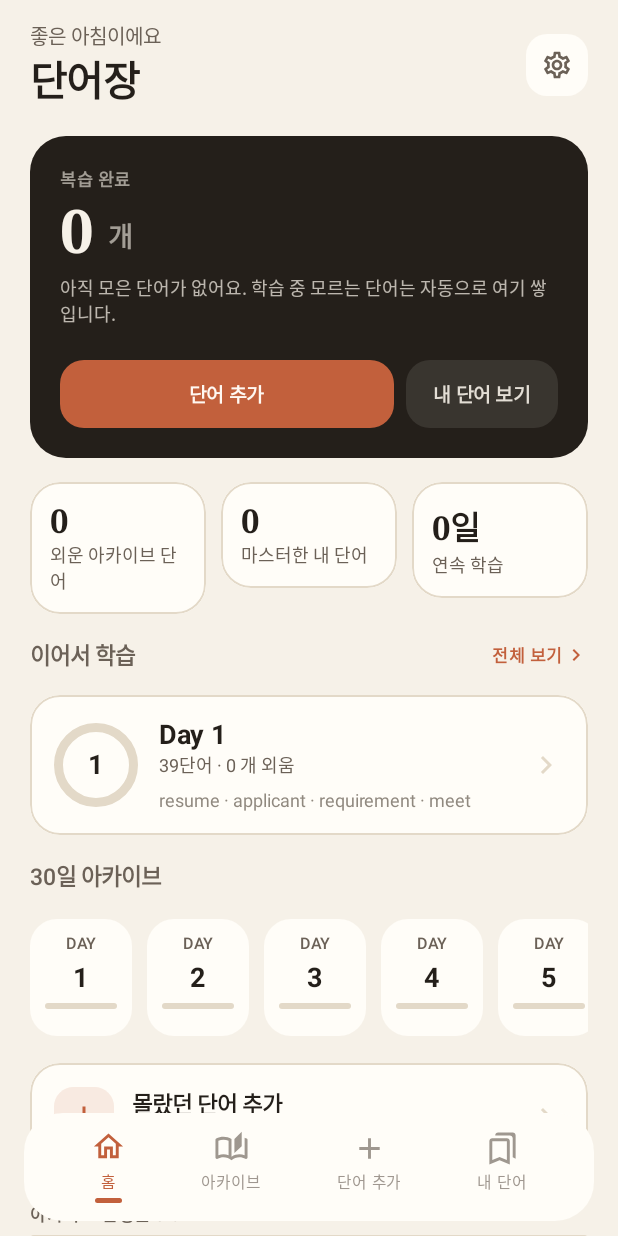
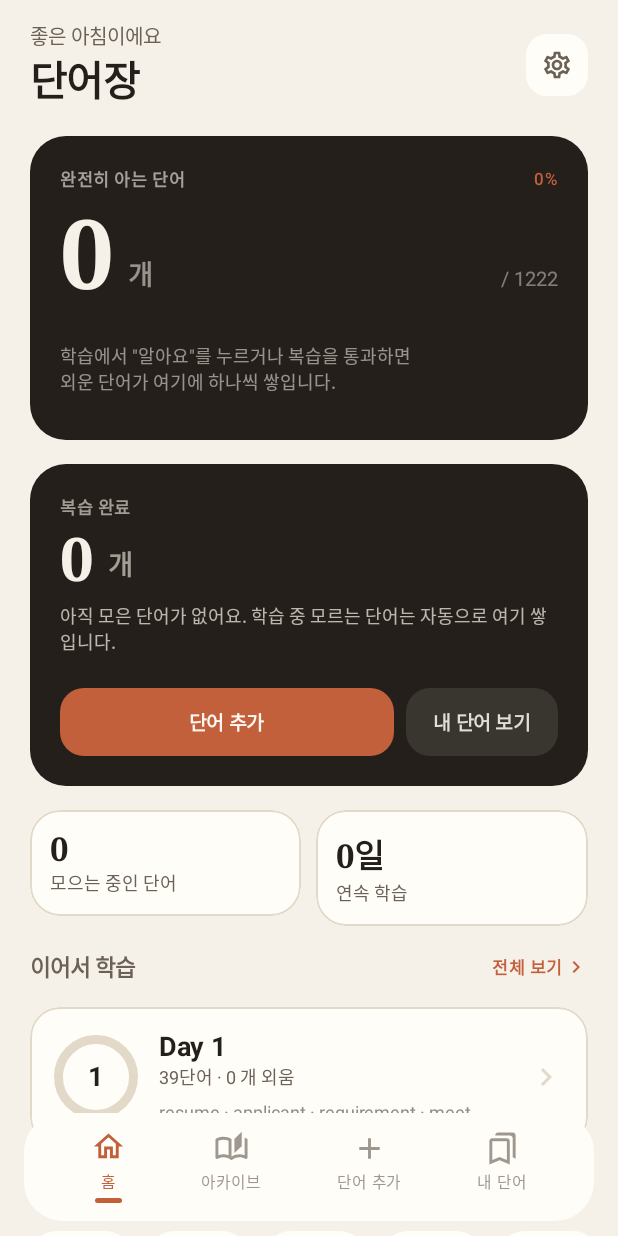
Before and after one commit to jykim5215/-, an Android app built with Jetpack Compose: the screen it shows after launch (MainActivity), on a phone screen of 412 x 824 dp. Run offline under Robolectric (Android 15) with nearby library versions, the phone set to English and light mode, and no system bars; our stand-ins replace Room's generated code.

Commit message:
Add 'words you fully know' hero with drop-and-stack motion
확실히 아는 단어의 개수가 이 앱에서 가장 중요한 숫자라는 요구에 맞춰,
홈 맨 위에 히어로를 두고 숫자를 가장 크게 말하도록 재구성했다.

- WordDropStack: 외운 단어가 위에서 떨어져 아래층부터 층층이 쌓인다.
  커스텀 Layout 이 줄바꿈과 층 위치를 계산하고, 각 칩은 감쇠비 0.5
  스프링의 오버슈트를 그대로 착지 반동으로 쓴다(별도 물리 엔진 없음).
  착지 순간 세로로 눌렸다 돌아오고, 단어 해시에서 뽑은 고정 기울기로
  멈춰 다시 그려도 같은 모양이 재현된다. index 당 55ms stagger.
- OdometerCount: 큰 숫자가 자릿수별로 굴러 올라간다.
- 숫자 정의: 아카이브 '외움' 표시 + 내 단어장 마스터(box>=5)를 합산.
  수집 경로는 둘이지만 사용자에게는 하나의 숫자로 보여야 의미가 있다.
- 히어로가 '아는 단어'를 대신 말하므로 기존 통계 타일은 3개→2개로 정리.
- version 1.1.0 (기능 추가)

Co-Authored-By: Claude Opus 5 <noreply@anthropic.com>
Claude-Session: https://claude.ai/code/session_01LvMZwuAYVmMe75ZcyzTqbn

```diff
--- a/android/app/src/main/java/com/vocacard/app/data/archive/ArchiveRepository.kt
+++ b/android/app/src/main/java/com/vocacard/app/data/archive/ArchiveRepository.kt
@@ -34,6 +34,10 @@ class ArchiveRepository(
     @Volatile
     private var index: Map<String, Pair<ArchiveWord, String>> = emptyMap()
 
+    /** 아카이브 단어 id → 단어 문자열 */
+    @Volatile
+    private var byId: Map<String, String> = emptyMap()
+
     suspend fun bank(): WordBank {
         cache?.let { return it }
         return mutex.withLock {
@@ -41,10 +45,15 @@ class ArchiveRepository(
                 val text = context.assets.open(ASSET).bufferedReader().use { it.readText() }
                 val parsed = json.decodeFromString<WordBank>(text)
                 val idx = HashMap<String, Pair<ArchiveWord, String>>(parsed.days.sumOf { it.words.size })
+                val ids = HashMap<String, String>(parsed.days.sumOf { it.words.size })
                 parsed.days.forEach { day ->
-                    day.words.forEach { w -> idx.putIfAbsent(w.word.lowercase(), w to day.id) }
+                    day.words.forEach { w ->
+                        idx.putIfAbsent(w.word.lowercase(), w to day.id)
+                        ids[w.id] = w.word
+                    }
                 }
                 index = idx
+                byId = ids
                 cache = parsed
                 parsed
             }
@@ -109,6 +118,17 @@ class ArchiveRepository(
     fun observeLearnedTotal(): Flow<Int> =
         archiveDao.observeAllMarks().map { list -> list.count { it.known } }
 
+    /**
+     * 아카이브에서 "외움" 표시한 단어를 **최근 순**으로 돌려준다.
+     * 홈의 "쌓인 단어" 모션에 들어갈 재료다.
+     */
+    fun observeKnownWords(limit: Int): Flow<List<String>> = flow {
+        bank()
+        archiveDao.observeRecentKnown(limit).collect { marks ->
+            emit(marks.mapNotNull { byId[it.archiveWordId] })
+        }
+    }
+
     suspend fun mark(archiveWordId: String, dayId: String, known: Boolean) {
         archiveDao.upsertMark(ArchiveMarkEntity(archiveWordId, dayId, known))
         val total = day(dayId)?.words?.size ?: 0
--- a/android/app/src/main/java/com/vocacard/app/data/db/Daos.kt
+++ b/android/app/src/main/java/com/vocacard/app/data/db/Daos.kt
@@ -71,6 +71,15 @@ abstract class WordDao {
 
     @Query("SELECT COUNT(*) FROM study_state WHERE box >= 5")
     abstract fun observeMastered(): Flow<Int>
+
+    /** 완전히 외운(마스터) 단어를 최근 순으로. 홈의 "쌓인 단어" 시각화에 쓴다. */
+    @Query(
+        """
+        SELECT w.word FROM words w JOIN study_state s ON s.wordId = w.id
+        WHERE s.box >= 5 ORDER BY s.updatedAt DESC LIMIT :limit
+        """
+    )
+    abstract fun observeMasteredWords(limit: Int): Flow<List<String>>
 
     @Query(
         """
@@ -157,6 +166,9 @@ interface ArchiveDao {
     @Query("SELECT * FROM archive_marks")
     fun observeAllMarks(): Flow<List<ArchiveMarkEntity>>
 
+    @Query("SELECT * FROM archive_marks WHERE known = 1 ORDER BY updatedAt DESC LIMIT :limit")
+    fun observeRecentKnown(limit: Int): Flow<List<ArchiveMarkEntity>>
+
     @Upsert
     suspend fun upsertMark(mark: ArchiveMarkEntity)
 
--- a/android/app/src/main/java/com/vocacard/app/data/mywords/WordRepository.kt
+++ b/android/app/src/main/java/com/vocacard/app/data/mywords/WordRepository.kt
@@ -28,6 +28,7 @@ class WordRepository(
     fun observeDueCount(): Flow<Int> = wordDao.observeDueCount(System.currentTimeMillis())
     fun observeTotal(): Flow<Int> = wordDao.observeTotal()
     fun observeMastered(): Flow<Int> = wordDao.observeMastered()
+    fun observeMasteredWords(limit: Int): Flow<List<String>> = wordDao.observeMasteredWords(limit)
     fun observeOne(id: Long): Flow<WordWithState?> = wordDao.observeOne(id)
     fun observeSessions(): Flow<List<SessionEntity>> = sessionDao.observeRecent(60)
 
--- a/android/app/src/main/java/com/vocacard/app/ui/screens/home/HomeScreen.kt
+++ b/android/app/src/main/java/com/vocacard/app/ui/screens/home/HomeScreen.kt
@@ -43,12 +43,15 @@ import com.vocacard.app.ui.components.PaperCard
 import com.vocacard.app.ui.components.ProgressLine
 import com.vocacard.app.ui.components.ProgressRing
 import com.vocacard.app.ui.components.SectionHeader
+import com.vocacard.app.ui.components.OdometerCount
 import com.vocacard.app.ui.components.StaggerIn
+import com.vocacard.app.ui.components.WordDropStack
 import com.vocacard.app.ui.components.pressable
 import com.vocacard.app.ui.theme.VocaShape
 import com.vocacard.app.ui.theme.WordDisplay
 import com.vocacard.app.ui.theme.voca
 import java.util.Calendar
+import kotlin.math.roundToInt
 
 /**
  * 홈 — "지금 뭘 해야 하는가"에만 답하는 화면.
@@ -73,6 +76,13 @@ fun HomeScreen(
     val archiveLearned by container.archive.observeLearnedTotal().collectAsState(initial = 0)
     val dayProgress by container.archive.observeDayProgress().collectAsState(initial = emptyMap())
     val sessions by container.words.observeSessions().collectAsState(initial = emptyList())
+
+    // "완전히 아는 단어" = 아카이브에서 외움 표시한 것 + 내 단어장에서 마스터한 것.
+    // 두 경로로 들어오지만 사용자에게는 하나의 숫자여야 의미가 있다.
+    val knownArchiveWords by container.archive.observeKnownWords(STACK_LIMIT)
+        .collectAsState(initial = emptyList())
+    val masteredWords by container.words.observeMasteredWords(STACK_LIMIT)
+        .collectAsState(initial = emptyList())
 
     val days by produceState(initialValue = emptyList<com.vocacard.app.data.model.ArchiveDay>()) {
         value = container.archive.days()
@@ -126,6 +136,21 @@ fun HomeScreen(
             }
         }
 
+        // ── 히어로: 완전히 아는 단어가 쌓이는 곳 ──
+        item {
+            val knownTotal = archiveLearned + mastered
+            // 오래된 것이 앞 → 아래층에 깔리고, 최근 것이 위에 얹힌다.
+            val stackWords = remember(knownArchiveWords, masteredWords) {
+                (knownArchiveWords + masteredWords).distinct().take(STACK_LIMIT).reversed()
+            }
+            KnownWordsHero(
+                count = knownTotal,
+                total = archiveTotal,
+                words = stackWords,
+                onClick = onOpenMyWords,
+            )
+        }
+
         // ── 오늘 복습 (가장 중요한 액션) ──
         item {
             StaggerIn(0) {
@@ -139,12 +164,11 @@ fun HomeScreen(
             }
         }
 
-        // ── 통계 3종 ──
+        // ── 통계 2종 (히어로가 "아는 단어"를 이미 크게 보여 주므로 나머지만) ──
         item {
             StaggerIn(1) {
                 Row(horizontalArrangement = Arrangement.spacedBy(10.dp)) {
-                    StatTile("$archiveLearned", "외운 아카이브 단어", Modifier.weight(1f))
-                    StatTile("$mastered", "마스터한 내 단어", Modifier.weight(1f))
+                    StatTile("$myTotal", "모으는 중인 단어", Modifier.weight(1f))
                     StatTile("${streak}일", "연속 학습", Modifier.weight(1f))
                 }
             }
@@ -260,6 +284,107 @@ fun HomeScreen(
                     )
                     ProgressLine(archiveLearned.toFloat() / archiveTotal, Modifier.fillMaxWidth())
                 }
+            }
+        }
+    }
+}
+
+/** 히어로에 쌓아 보여 줄 단어의 최대 개수. 너무 많으면 층이 뭉개진다. */
+private const val STACK_LIMIT = 18
+
+/**
+ * 홈 히어로 — "나는 몇 개를 확실히 아는가".
+ *
+ * 이 앱에서 가장 중요한 숫자이므로 화면 맨 위에서 가장 크게 말한다.
+ * 숫자만으로는 실감이 나지 않아서, 실제로 외운 단어들이 위에서 떨어져
+ * 층층이 쌓이는 모습을 함께 보여 준다. 어두운 잉크 배경으로 종이 위에
+ * 놓인 다른 카드들과 분리시켜 시선을 먼저 붙잡는다.
+ */
+@Composable
+private fun KnownWordsHero(
+    count: Int,
+    total: Int,
+    words: List<String>,
+    onClick: () -> Unit,
+) {
+    val percent = if (total <= 0) 0 else (count * 100f / total).roundToInt().coerceAtMost(100)
+
+    Column(
+        Modifier
+            .fillMaxWidth()
+            .clip(RoundedCornerShape(VocaShape.card))
+            .background(voca.ink)
+            .pressable(onClick)
+            .padding(20.dp)
+    ) {
+        Row(
+            Modifier.fillMaxWidth(),
+            horizontalArrangement = Arrangement.SpaceBetween,
+            verticalAlignment = Alignment.CenterVertically,
+        ) {
+            Text(
+                "완전히 아는 단어",
+                style = MaterialTheme.typography.labelMedium,
+                color = voca.bg.copy(alpha = 0.62f),
+            )
+            if (total > 0) {
+                Text(
+                    "$percent%",
+                    style = MaterialTheme.typography.labelMedium,
+                    color = voca.accent,
+                )
+            }
+        }
+
+        Spacer(Modifier.height(6.dp))
+
+        Row(verticalAlignment = Alignment.Bottom) {
+            OdometerCount(value = count, color = voca.bg)
+            Text(
+                "  개",
+                style = MaterialTheme.typography.titleLarge,
+                color = voca.bg.copy(alpha = 0.55f),
+                modifier = Modifier.padding(bottom = 12.dp),
+            )
+            Spacer(Modifier.weight(1f))
+            if (total > 0) {
+                Text(
+                    "/ $total",
+                    style = MaterialTheme.typography.bodyMedium,
+                    color = voca.bg.copy(alpha = 0.45f),
+                    modifier = Modifier.padding(bottom = 14.dp),
+                )
+            }
+        }
+
+        Spacer(Modifier.height(10.dp))
+
+        if (words.isEmpty()) {
+            Text(
+                "학습에서 \"알아요\"를 누르거나 복습을 통과하면\n외운 단어가 여기에 하나씩 쌓입니다.",
+                style = MaterialTheme.typography.bodySmall,
+                color = voca.bg.copy(alpha = 0.55f),
+                modifier = Modifier.padding(vertical = 10.dp),
+            )
+        } else {
+            // 단어가 떨어져 쌓이는 통. 위쪽에서 들어오도록 잘라 낸다.
+            Box(
+                Modifier
+                    .fillMaxWidth()
+                    .height(112.dp)
+                    .clip(RoundedCornerShape(16.dp))
+                    .background(voca.bg.copy(alpha = 0.07f)),
+                contentAlignment = Alignment.BottomCenter,
+            ) {
+                WordDropStack(
+                    words = words,
+                    modifier = Modifier
+                        .fillMaxWidth()
+                        .padding(horizontal = 10.dp, vertical = 10.dp),
+                    chipColor = voca.bg.copy(alpha = 0.14f),
+                    textColor = voca.bg.copy(alpha = 0.92f),
+                    maxRows = 3,
+                )
             }
         }
     }
```
Also changed, not shown: android/app/src/main/java/com/vocacard/app/ui/components/WordDropStack.kt (added, +223 -0 lines), 2 other files.
